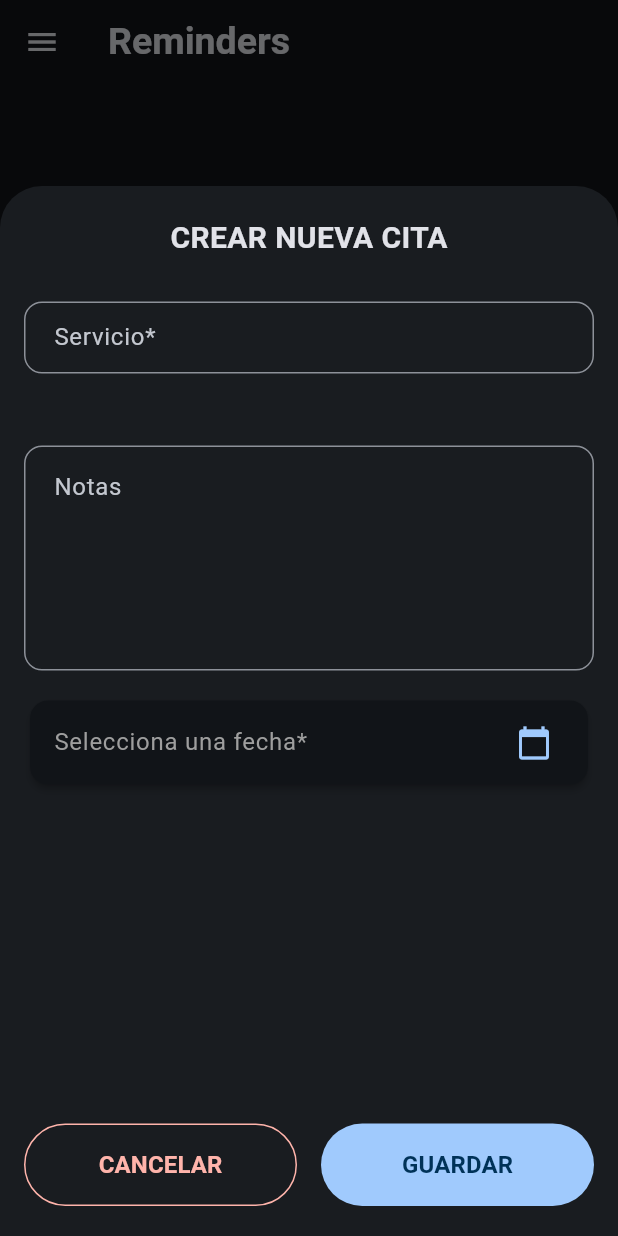
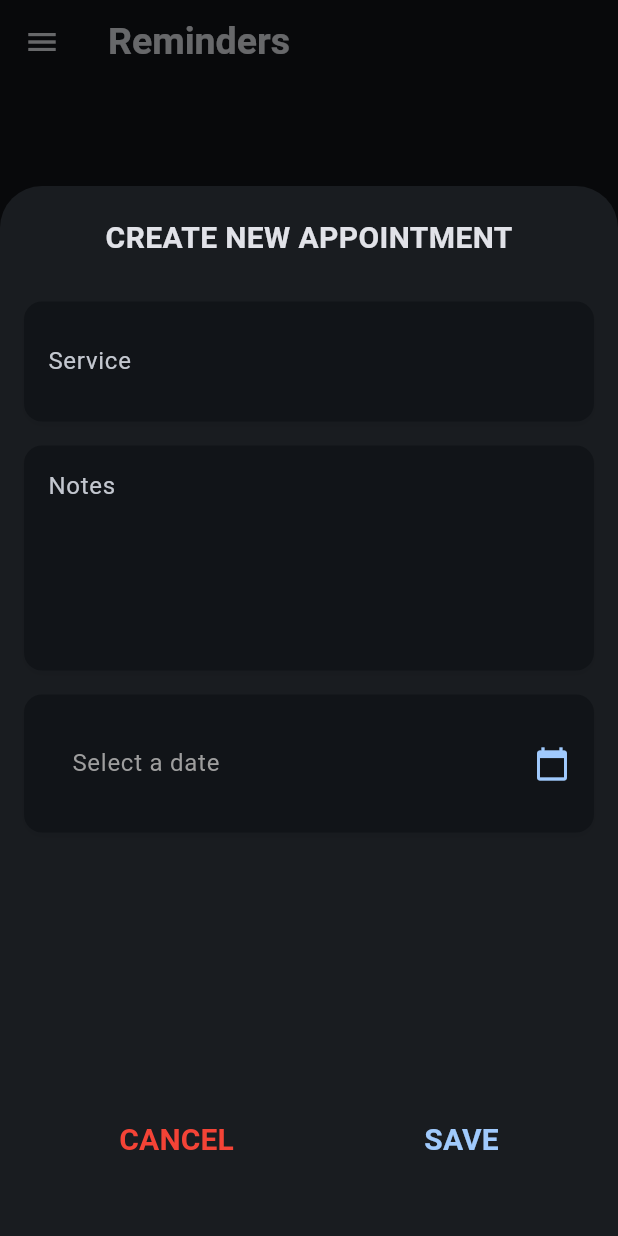
Before and after one commit to EFDEZZ/agend_app, a Flutter app: the AppointmentScreen screen opened by its route, after a tap on the "add" icon, on a phone screen of 412 x 824 dp. Run offline on Flutter 3.47's test engine with Material 3 defaults, Android fonts, the phone set to English and light mode, and no system bars; our stand-ins replace flutter_riverpod, go_router, jwt_decoder, riverpod, shared_preferences; accounts and stored records are empty; network calls fail.

Commit message:
CreateAppointmentScreen modifications

```diff
--- a/lib/src/presentation/screens/appointment/create_appointment_screen.dart
+++ b/lib/src/presentation/screens/appointment/create_appointment_screen.dart
@@ -1,7 +1,6 @@
 import 'package:agend_app/src/infrastructure/providers/appointments_provider.dart';
 import 'package:flutter/material.dart';
 import 'package:flutter_riverpod/flutter_riverpod.dart';
-import 'package:go_router/go_router.dart';
 import 'package:intl/intl.dart';
 
 class CreateAppointmentScreen extends ConsumerStatefulWidget {
@@ -11,23 +10,27 @@ class CreateAppointmentScreen extends ConsumerStatefulWidget {
   CreateAppointmentScreenState createState() => CreateAppointmentScreenState();
 }
 
-class CreateAppointmentScreenState extends ConsumerState<CreateAppointmentScreen> {
+class CreateAppointmentScreenState
+    extends ConsumerState<CreateAppointmentScreen> {
   final _formKey = GlobalKey<FormState>();
   final TextEditingController _serviceController = TextEditingController();
   final TextEditingController _notesController = TextEditingController();
   DateTime? _selectedDate;
+  bool _isLoading = false;
 
   Future<void> _submitAppointment() async {
     if (!_formKey.currentState!.validate()) return;
 
     if (_selectedDate == null) {
       if (mounted) {
-        ScaffoldMessenger.of(context).showSnackBar(
-          const SnackBar(content: Text('Por favor selecciona una fecha')),
-        );
+        ScaffoldMessenger.of(
+          context,
+        ).showSnackBar(const SnackBar(content: Text('Please select a date')));
       }
       return;
     }
+
+    setState(() => _isLoading = true);
 
     try {
       final createNotifier = ref.read(appointmentCreateProvider.notifier);
@@ -40,19 +43,22 @@ class CreateAppointmentScreenState extends ConsumerState<CreateAppointmentScreen
       if (!mounted) return;
 
       if (success) {
-        // Invalida el provider de citas para actualizar la lista
         ref.invalidate(appointmentsProvider);
         Navigator.of(context).pop(true);
       } else {
         ScaffoldMessenger.of(context).showSnackBar(
-          const SnackBar(content: Text('Error al guardar la cita')),
+          const SnackBar(content: Text('Failed to save appointment')),
         );
       }
     } catch (e) {
       if (mounted) {
-        ScaffoldMessenger.of(context).showSnackBar(
-          SnackBar(content: Text('Error: ${e.toString()}')),
-        );
+        ScaffoldMessenger.of(
+          context,
+        ).showSnackBar(SnackBar(content: Text('Error: ${e.toString()}')));
+      }
+    } finally {
+      if (mounted) {
+        setState(() => _isLoading = false);
       }
     }
   }
@@ -66,133 +72,125 @@ class CreateAppointmentScreenState extends ConsumerState<CreateAppointmentScreen
 
   @override
   Widget build(BuildContext context) {
-    final createState = ref.watch(appointmentCreateProvider);
     final colors = Theme.of(context).colorScheme;
 
     return SizedBox(
       height: 700,
       child: Form(
         key: _formKey,
-        child: Center(
         child: Column(
           children: [
             const SizedBox(height: 20),
             const Text(
-                "CREAR NUEVA CITA",
+              "CREATE NEW APPOINTMENT",
               style: TextStyle(fontSize: 20, fontWeight: FontWeight.bold),
             ),
             const SizedBox(height: 20),
 
-              // Campo de Servicio
             _CustomTextFormField(
-                data: "Servicio*",
+              label: "Service",
               controller: _serviceController,
-                validator: (value) {
-                  if (value == null || value.isEmpty) {
-                    return 'Este campo es obligatorio';
-                  }
-                  return null;
-                },
+              validator:
+                  (value) =>
+                      value == null || value.isEmpty ? 'Required field' : null,
             ),
 
-              // Campo de Notas
             _CustomTextFormField(
-                data: "Notas",
+              label: "Notes",
               height: 150,
+              maxLines: 5,
               controller: _notesController,
-                maxLines: 5,
             ),
 
-              // Selector de Fecha
             Padding(
-                padding: const EdgeInsets.symmetric(horizontal: 16.0, vertical: 8),
-                child: Card(
+              padding: const EdgeInsets.symmetric(
+                horizontal: 16.0,
+                vertical: 8,
+              ),
+              child: Container(
+                padding: const EdgeInsets.symmetric(
+                  horizontal: 16,
+                  vertical: 18,
+                ),
+                decoration: BoxDecoration(
                   color: colors.surface,
-                  elevation: 2,
-                  shape: RoundedRectangleBorder(
                   borderRadius: BorderRadius.circular(12),
+                  boxShadow: [
+                    BoxShadow(
+                      color: Colors.black.withOpacity(0.05),
+                      blurRadius: 4,
+                      offset: const Offset(0, 2),
                     ),
-                  child: ListTile(
-                    title: Text(
-                      _selectedDate == null
-                          ? 'Selecciona una fecha*'
-                          : DateFormat('dd/MM/yyyy').format(_selectedDate!),
-                      style: TextStyle(
-                        color: _selectedDate == null ? Colors.grey : colors.onSurface,
+                  ],
                 ),
-                    ),
-                    trailing: Icon(Icons.calendar_today, color: colors.primary),
+                child: GestureDetector(
                   onTap: () async {
-                      final DateTime? picked = await showDatePicker(
+                    final picked = await showDatePicker(
                       context: context,
                       initialDate: _selectedDate ?? DateTime.now(),
                       firstDate: DateTime.now(),
                       lastDate: DateTime.now().add(const Duration(days: 365)),
-                        cancelText: 'Cancelar',
-                        confirmText: 'Seleccionar',
-                        helpText: 'SELECCIONA UNA FECHA',
-                        builder: (context, child) {
-                          return Theme(
-                            data: Theme.of(context).copyWith(
-                              colorScheme: ColorScheme.light(
-                                primary: colors.primary,
-                                onPrimary: colors.onPrimary,
-                                surface: colors.surface,
-                                onSurface: colors.onSurface,
-                              ),
-                              textButtonTheme: TextButtonThemeData(
-                                style: TextButton.styleFrom(
-                                  foregroundColor: colors.primary,
+                      cancelText: 'Cancel',
+                      confirmText: 'Select',
+                      helpText: 'SELECT A DATE',
+                    );
+                    if (picked != null && picked != _selectedDate) {
+                      setState(() => _selectedDate = picked);
+                    }
+                  },
+                  child: Row(
+                    mainAxisAlignment: MainAxisAlignment.spaceBetween,
+                    children: [
+                      Expanded(
+                        child: ListTile(
+                          title:  Text(
+                            _selectedDate == null
+                                ? 'Select a date'
+                                : DateFormat('MM/dd/yyyy').format(_selectedDate!),
+                            style: TextStyle(
+                              color:
+                                  _selectedDate == null
+                                      ? Colors.grey
+                                      : colors.onSurface,
+                              fontSize: 16,
                             ),
                           ),
                         ),
-                            child: child!,
-                          );
-                        },
-                      );
-                      if (picked != null && picked != _selectedDate) {
-                        setState(() {
-                          _selectedDate = picked;
-                        });
-                      }
-                    },
+                      ),
+                      Icon(Icons.calendar_today, color: colors.primary),
+                    ],
+                  ),
                 ),
               ),
             ),
 
             const Spacer(),
 
-              // Botones Inferiores
             Padding(
-                padding: const EdgeInsets.symmetric(horizontal: 16.0, vertical: 20),
+              padding: const EdgeInsets.symmetric(
+                horizontal: 16.0,
+                vertical: 20,
+              ),
               child: Row(
+                mainAxisAlignment: MainAxisAlignment.spaceAround,
                 children: [
-                    Expanded(
-                      child: OutlinedButton(
-                        style: OutlinedButton.styleFrom(
-                          padding: const EdgeInsets.symmetric(vertical: 16),
-                          side: BorderSide(color: colors.error),
-                        ),
+                  TextButton(
                     onPressed: () => Navigator.of(context).pop(),
                     child: Text(
-                          "CANCELAR",
+                      "CANCEL",
                       style: TextStyle(
-                            fontSize: 16,
-                            color: colors.error,
+                        fontSize: 20,
+                        color: Colors.red,
                         fontWeight: FontWeight.bold,
                       ),
                     ),
                   ),
-                    ),
-                    const SizedBox(width: 16),
-                    Expanded(
-                      child: FilledButton(
-                        style: FilledButton.styleFrom(
-                          padding: const EdgeInsets.symmetric(vertical: 16),
-                          backgroundColor: colors.primary,
-                        ),
-                        onPressed: createState.isLoading ? null : _submitAppointment,
-                        child: createState.isLoading
+
+                  // const SizedBox(width: 16),
+                  TextButton(
+                    onPressed: _isLoading ? null : _submitAppointment,
+                    child:
+                        _isLoading
                             ? const SizedBox(
                               width: 20,
                               height: 20,
@@ -202,20 +200,19 @@ class CreateAppointmentScreenState extends ConsumerState<CreateAppointmentScreen
                               ),
                             )
                             : Text(
-                                "GUARDAR",
+                              "SAVE",
                               style: TextStyle(
-                                  fontSize: 16,
-                                  color: colors.onPrimary,
+                                fontSize: 20,
+                                color: colors.primary,
                                 fontWeight: FontWeight.bold,
-                                ),
                               ),
                             ),
                   ),
                 ],
               ),
             ),
+            SizedBox(height: 20,)
           ],
-          ),
         ),
       ),
     );
@@ -223,14 +220,14 @@ class CreateAppointmentScreenState extends ConsumerState<CreateAppointmentScreen
 }
 
 class _CustomTextFormField extends StatelessWidget {
-  final String data;
+  final String label;
   final double? height;
   final int? maxLines;
   final TextEditingController? controller;
   final String? Function(String?)? validator;
 
   const _CustomTextFormField({
-    required this.data,
+    required this.label,
     this.height = 80,
     this.maxLines = 1,
     this.controller,
@@ -240,38 +237,34 @@ class _CustomTextFormField extends StatelessWidget {
   @override
   Widget build(BuildContext context) {
     final colors = Theme.of(context).colorScheme;
+
     return Padding(
       padding: const EdgeInsets.symmetric(horizontal: 16.0, vertical: 8),
-      child: SizedBox(
+      child: Container(
         height: height,
+        padding: const EdgeInsets.symmetric(horizontal: 16),
+        decoration: BoxDecoration(
+          color: colors.surface,
+          borderRadius: BorderRadius.circular(12),
+          boxShadow: [
+            BoxShadow(
+              color: Colors.black.withOpacity(0.05),
+              blurRadius: 4,
+              offset: const Offset(0, 2),
+            ),
+          ],
+        ),
+        child: Center(
           child: TextFormField(
             controller: controller,
             validator: validator,
             maxLines: maxLines,
+            style: const TextStyle(fontSize: 16),
             decoration: InputDecoration(
-            labelText: data,
-            alignLabelWithHint: true,
-            border: OutlineInputBorder(
-              borderRadius: BorderRadius.circular(12),
-              borderSide: BorderSide(color: colors.outline),
+              hintText: label,
+              labelStyle: TextStyle(color: colors.onSurface.withOpacity(0.7)),
+              border: InputBorder.none,
             ),
-            enabledBorder: OutlineInputBorder(
-              borderRadius: BorderRadius.circular(12),
-              borderSide: BorderSide(color: colors.outline),
-            ),
-            focusedBorder: OutlineInputBorder(
-              borderRadius: BorderRadius.circular(12),
-              borderSide: BorderSide(color: colors.primary, width: 2),
-            ),
-            errorBorder: OutlineInputBorder(
-              borderRadius: BorderRadius.circular(12),
-              borderSide: BorderSide(color: colors.error),
-            ),
-            contentPadding:  EdgeInsets.symmetric(
-              horizontal: 16,
-              vertical: maxLines! > 1 ? 16 : 0,
-            ),
-            errorStyle: TextStyle(color: colors.error, fontSize: 12),
           ),
         ),
       ),
```
Lines whose indentation alone changed are shown as unchanged.
